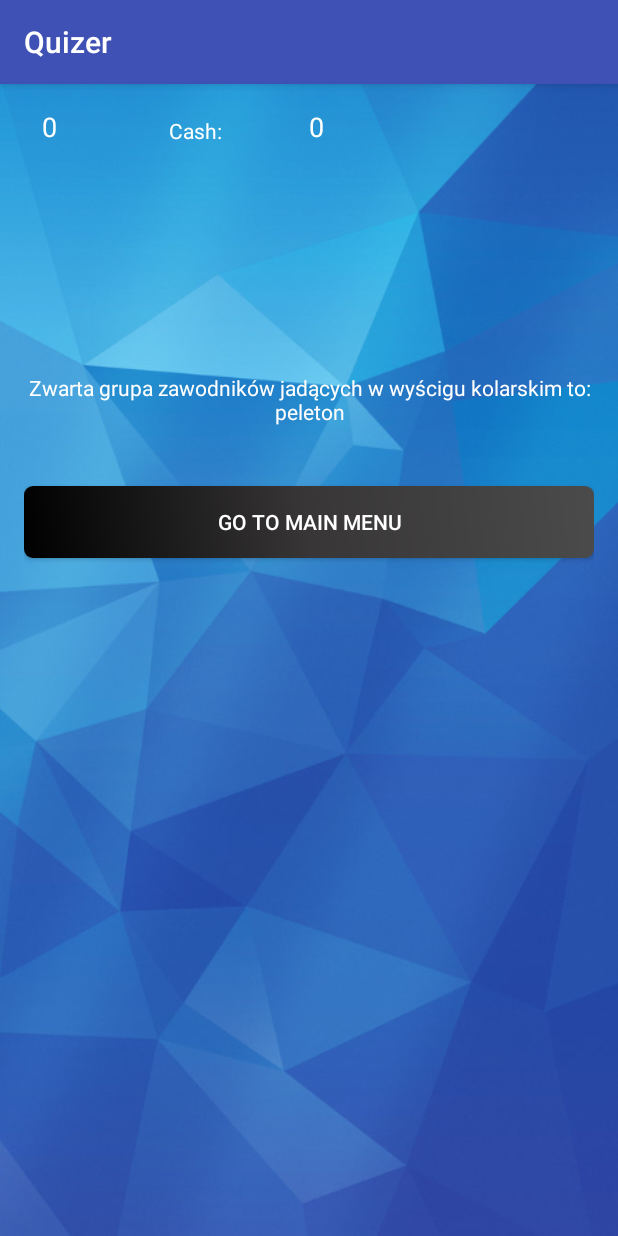
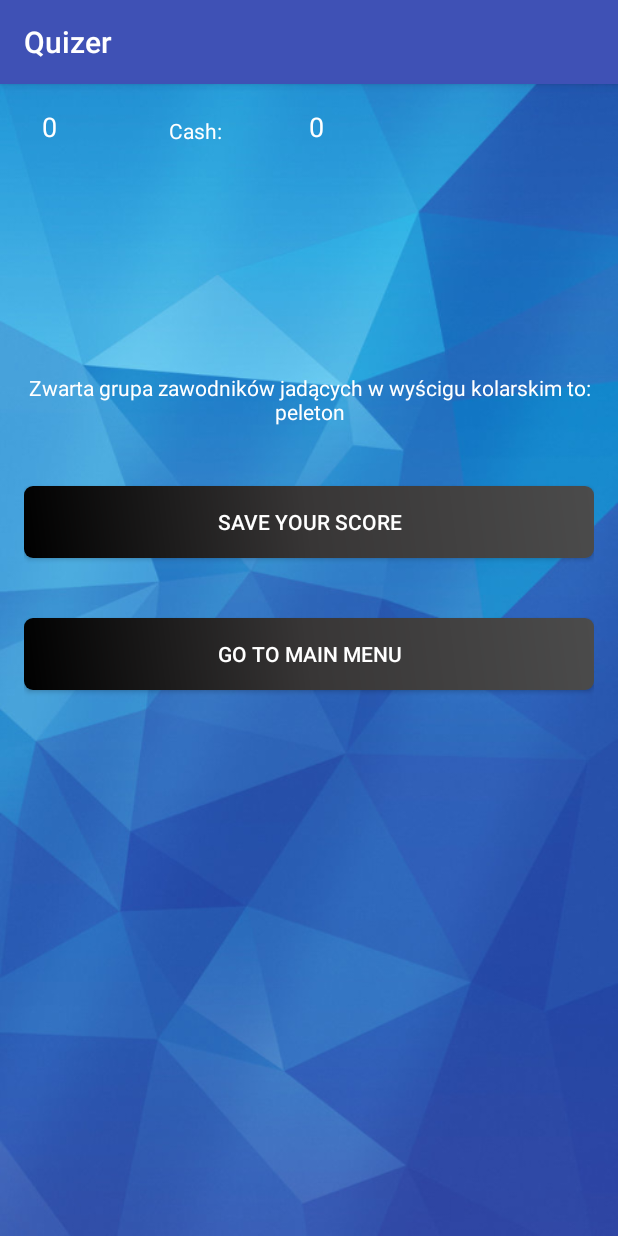
Before and after one commit to rejnowskimikolaj/Backup, an Android app: the GameActivity screen opened directly, with no data from a screen before it, after a tap on "AKTYW", on a phone screen of 412 x 824 dp. Run offline under Robolectric (Android 15) with nearby library versions, the phone set to English and light mode, and no system bars.

Commit message:
save score at end

```diff
--- a/Quizer2/Quizer/app/src/main/java/com/example/user/quizer/GameActivity.java
+++ b/Quizer2/Quizer/app/src/main/java/com/example/user/quizer/GameActivity.java
@@ -1,8 +1,6 @@
 package com.example.user.quizer;
 
-import android.app.Activity;
 import android.app.AlertDialog;
-import android.content.DialogInterface;
 import android.support.annotation.NonNull;
 import android.support.v7.app.AppCompatActivity;
 import android.os.Bundle;
@@ -11,7 +9,6 @@ import android.util.Log;
 import android.view.View;
 import android.view.ViewGroup;
 import android.widget.ArrayAdapter;
-import android.widget.BaseAdapter;
 import android.widget.ListView;
 import android.widget.TextView;
 import android.widget.Toast;
@@ -22,29 +19,28 @@ import java.util.Random;
 
 import utils.Question;
 import utils.QuestionLoader;
-import utils.ReadingUtil;
 import utils.SavingUtil;
 
 public class GameActivity extends AppCompatActivity {
 
     public static final String QUESTION_TAG = "question";
+    public static final String QUESTION_NUMBER="number";
     private List<Question> questions;
     private ListView levelListView;
-    AlertDialog levelAlert;
 
     private List<String> levelList;
 
     QuestionFragment questionFragment;
     GameInfoFragment gameInfoFragment;
     LifeBeltFragment lifeBeltFragment;
-    private int questionNumber;
+    public int questionNumber;
 
     final private int QUESTIONMAXDIFFICULTY=14;
 
 
     public void setLevelList(){
         levelList = new ArrayList<>();
-        int [] arr = {100,200,300,500,1000,2000,4000,8000,16000,32000,64000,125000,500000,1000000};
+        int [] arr = {100,200,300,500,1000,2000,4000,8000,16000,32000,64000,125000,250000,500000,1000000};
 
         for(int i:arr){
             levelList.add(i+"");
@@ -81,23 +77,22 @@ public class GameActivity extends AppCompatActivity {
                 .add(R.id.game_activity_question_frame, questionFragment).commit();
         getFragmentManager().beginTransaction()
                 .add(R.id.activity_game_lifeBelt_frame, lifeBeltFragment).commit();
+
+
     }
 
     public void onAnswerSelected(String text,Question question){
         Toast.makeText(this,text,Toast.LENGTH_SHORT).show();
 
 
-        Log.d("question number", questionNumber+"");
-        Log.d("max diff", QUESTIONMAXDIFFICULTY+"");
-
         if(text.equals(QuestionFragment.CORRECT_ANSWER_TAG)) {
 
             if(questionNumber==QUESTIONMAXDIFFICULTY){
                 ///WIN
                 questionNumber++;
-                SavingUtil.saveScore("Rejnol",getTodayDateString(),questionNumber,this);
 
-                GameFinishedFragment gameFinishedFragment = getNewFinishedFragmentWithResult(GameFinishedFragment.GAME_WON_TAG,question);
+
+                GameFinishedFragment gameFinishedFragment = getNewFinishedFragmentWithResult(this.questionNumber,GameFinishedFragment.GAME_WON_TAG,question);
                 getFragmentManager().beginTransaction()
                         .replace(R.id.game_activity_question_frame, gameFinishedFragment).commit();
                     gameInfoFragment.endGame();
@@ -107,9 +102,9 @@ public class GameActivity extends AppCompatActivity {
 
             else {
                 ///NEXT QUESTION
+                displayLevelDialog(questionNumber);
+                questionNumber++;
 
-                displayDialog(questionNumber);
-                questionNumber++;
                 Bundle questionArguments = new Bundle();
                 questionArguments.putParcelable(QUESTION_TAG, getDifficultyQuestion(questionNumber));
                 questionFragment = new QuestionFragment();
@@ -124,10 +119,9 @@ public class GameActivity extends AppCompatActivity {
 
             //LOST
            // SavingUtil.cleanScore(this);
-            SavingUtil.saveScore("Rejnol",getTodayDateString(),questionNumber,this);
 
 
-            GameFinishedFragment gameFinishedFragment = getNewFinishedFragmentWithResult(GameFinishedFragment.GAME_LOST_TAG,question);
+            GameFinishedFragment gameFinishedFragment = getNewFinishedFragmentWithResult(this.questionNumber,GameFinishedFragment.GAME_LOST_TAG,question);
             getFragmentManager().beginTransaction()
                     .replace(R.id.game_activity_question_frame, gameFinishedFragment).commit();
            // Toast.makeText(this, ReadingUtil.readScore(this),Toast.LENGTH_LONG).show();
@@ -158,12 +152,12 @@ public class GameActivity extends AppCompatActivity {
         return difficultyQuestions.get(r.nextInt(difficultyQuestions.size()));
     }
 
-    public GameFinishedFragment getNewFinishedFragmentWithResult(String text,Question question){
+    public GameFinishedFragment getNewFinishedFragmentWithResult(int questionNumber,String text,Question question){
 
             Bundle gameFinishedArguments = new Bundle();
             gameFinishedArguments.putString(QuestionFragment.RESULT_TAG,text);
             gameFinishedArguments.putParcelable(QUESTION_TAG,question);
-
+            gameFinishedArguments.putInt(QUESTION_NUMBER,questionNumber);
 
 
             GameFinishedFragment gameFinishedFragment = new GameFinishedFragment();
@@ -174,9 +168,6 @@ public class GameActivity extends AppCompatActivity {
 
     }
 
-        public QuestionFragment getQuestionFragment(){
-            return this.questionFragment;
-        }
 
         public void useCallLifebelt() {
             this.questionFragment.useCallLifebelt();
@@ -190,13 +181,16 @@ public class GameActivity extends AppCompatActivity {
             this.questionFragment.useFiftyLifebelt();
         }
 
-        public void displayDialog(final int level){
+        public void displayLevelDialog(final int level){
             AlertDialog.Builder builder = new AlertDialog.Builder(this);
 
             levelListView = new ListView(this);
             levelListView.setBackgroundColor(getResources().getColor(R.color.darkblue));
 
+
             ArrayAdapter adapter = new ArrayAdapter(this,R.layout.level_dialog_item,levelList) {
+
+
 
 
 
@@ -206,15 +200,24 @@ public class GameActivity extends AppCompatActivity {
                     TextView textView = (TextView) super.getView(position, convertView, parent);
 
 
-                    textView.setText(levelList.get(position));
-                    if(position<=
-                            level) {
-                        textView.setTextColor(getResources().getColor(R.color.green));
-                    }
+                        textView.setText(levelList.get(position));
+
+
+                        if(position<=level) {
+                            textView.setTextColor(getResources().getColor(R.color.green));
+                            Log.d("ADAPTER", "position: "+position+" level: "+level);
+                        }
+
+                        else {
+                            textView.setTextColor(getResources().getColor(R.color.answerButtonTextColor));
+
+                        }
+
+
+
                     return textView;
                 }
             };
-
 
 
             levelListView.setAdapter(adapter);
@@ -223,6 +226,7 @@ public class GameActivity extends AppCompatActivity {
             builder.setView(levelListView);
            // builder.setTitle("Your progress");
 
+            AlertDialog levelAlert;
             levelAlert = builder.create();
             levelAlert.show();
         }
@@ -242,4 +246,9 @@ public class GameActivity extends AppCompatActivity {
 
         return result;
     }
+
+    public void displayYouWonDialog(){
+
+    }
+
 }
--- a/Quizer2/Quizer/app/src/main/java/com/example/user/quizer/MenuActivity.java
+++ b/Quizer2/Quizer/app/src/main/java/com/example/user/quizer/MenuActivity.java
@@ -11,7 +11,6 @@ public class MenuActivity extends Activity {
 
     Button newGameButton;
     Button settingsButton;
-    Button exitButton;
     Button scoresButton;
 
     @Override
@@ -21,7 +20,6 @@ public class MenuActivity extends Activity {
 
         newGameButton = (Button) findViewById(R.id.menu_new_game_button);
         settingsButton = (Button) findViewById(R.id.menu_settings_button);
-        exitButton= (Button) findViewById(R.id.menu_exit_button);
         scoresButton = (Button) findViewById(R.id.menu_scores_button);
 
         setListeners();
@@ -33,7 +31,6 @@ public class MenuActivity extends Activity {
         MenuOnClickListener listener = new MenuOnClickListener();
         newGameButton.setOnClickListener(listener);
         settingsButton.setOnClickListener(listener);
-        exitButton.setOnClickListener(listener);
         scoresButton.setOnClickListener(listener);
 
     }
@@ -54,7 +51,7 @@ public class MenuActivity extends Activity {
                     break;
                 case R.id.menu_scores_button: intent = new Intent(getApplicationContext(),ScoresActivity.class);
                     break;
-                case R.id.menu_exit_button: finish();
+
             }
 
             startActivity(intent);
--- a/Quizer2/Quizer/app/src/main/java/com/example/user/quizer/ScoresActivity.java
+++ b/Quizer2/Quizer/app/src/main/java/com/example/user/quizer/ScoresActivity.java
@@ -62,7 +62,7 @@ public class ScoresActivity extends Activity {
             String scoreLine ="";
             String[] lineArr = line.split(";");
             Log.d("LINEARR", lineArr.length+"");
-            scoreLine+="USER: "+lineArr[0]+", DATE: "+lineArr[1]+" MAX LEVEL: " +lineArr[2];
+            scoreLine+=lineArr[0]+","+lineArr[1]+", "+getResources().getString(R.string.max_level)+": " +lineArr[2];
             scoreList.add(scoreLine);
         }
 
--- /dev/null
+++ b/Quizer2/Quizer/app/src/main/res/drawable/black_gradient.xml
@@ -0,0 +1,12 @@
+<?xml version="1.0" encoding="utf-8"?>
+<shape xmlns:android="http://schemas.android.com/apk/res/android">
+
+    <gradient
+        android:angle="45"
+        android:startColor="@color/buttonGradientStart"
+        android:centerColor="@color/buttonGradientMiddle"
+        android:endColor="@color/buttonGradientEnd" />
+
+
+
+</shape>
--- /dev/null
+++ b/Quizer2/Quizer/app/src/main/res/drawable/edit_text_blue_gradient.xml
@@ -0,0 +1,12 @@
+<?xml version="1.0" encoding="utf-8"?>
+<shape xmlns:android="http://schemas.android.com/apk/res/android">
+
+    <gradient
+        android:angle="45"
+        android:startColor="@color/editTextGradientStart"
+        android:centerColor="@color/editTextGradientMiddle"
+        android:endColor="@color/editTextGradientEnd" />
+
+    <corners android:radius="6dp" />
+
+</shape>
--- a/Quizer2/Quizer/app/src/main/res/layout/fragment_game_finished.xml
+++ b/Quizer2/Quizer/app/src/main/res/layout/fragment_game_finished.xml
@@ -24,16 +24,29 @@
             android:layout_height="wrap_content"
             android:id="@+id/game_finished_correct_answer"
             android:textAlignment="center" />
+
         <View
             android:layout_width="0dp"
             android:layout_height="40dp"
-          />
+            />
 
+        <Button
+            android:textColor="@color/answerButtonTextColor"
+            android:background="@drawable/answer_button_gradient"
+            android:text="@string/save"
 
+            android:layout_width="match_parent"
+            android:layout_height="wrap_content"
+            android:id="@+id/game_finished_button" />
+
+        <View
+            android:layout_width="0dp"
+            android:layout_height="40dp"
+            />
         <Button
             android:background="@drawable/answer_button_gradient"
             android:textColor="@color/answerButtonTextColor"
-            android:text="Go to main menu"
+            android:text="@string/goToMainMenu"
             android:layout_width="match_parent"
             android:layout_height="wrap_content"
             android:id="@+id/game_finished_go_to_menu_button" />
--- a/Quizer2/Quizer/app/src/main/res/values/colors.xml
+++ b/Quizer2/Quizer/app/src/main/res/values/colors.xml
@@ -17,8 +17,11 @@
     <item name="buttonGradientStart" type="color">#000000</item>
     <item name="buttonGradientMiddle" type="color">#383636</item>
     <item name="buttonGradientEnd" type="color">#4b4b4b</item>
+    <item name="grayBackground" type="color">#878787</item>
     <item name="answerButtonTextColor" type="color">#ffffff</item>
     <item name="invisibleButtonColor" type="color">#d2d2d2</item>
-
+    <item name="editTextGradientStart" type="color">#049cca</item>
+    <item name="editTextGradientMiddle" type="color">#03bfe9</item>
+    <item name="editTextGradientEnd" type="color">#01a4b9</item>
 
 </resources>
--- a/Quizer2/Quizer/app/src/main/res/values/strings.xml
+++ b/Quizer2/Quizer/app/src/main/res/values/strings.xml
@@ -14,5 +14,13 @@
     <string name="call">Call</string>
     <string name="your_max_level">Your max level:</string>
     <string name="delete_scores">Delete scores</string>
+    <string name="save">Save your score</string>
+    <string name="saveShort">Save</string>
+    <string name="name">your name</string>
+
+    <string name="TypeYourName">Type your name here</string>
+    <string name="goToMainMenu">Go to main menu</string>
+    <string name="max_level">Max level</string>
+    <string name="scores">Scores</string>
 
 </resources>
--- a/Quizer2/Quizer/app/src/main/res/values/styles.xml
+++ b/Quizer2/Quizer/app/src/main/res/values/styles.xml
@@ -20,4 +20,11 @@
         <item name="android:textColor">@color/answerButtonTextColor</item>
     </style>
 
+    <style name="MyDialogTheme" parent="Theme.AppCompat.Light.Dialog.Alert">
+        <item name="android:colorPrimary">@color/answerButtonTextColor</item>
+        <item name="android:colorAccent">@color/answerButtonTextColor</item>
+
+        <item name="android:background">@drawable/black_gradient</item>
+    </style>
+
 </resources>
```
Also changed, not shown: Quizer2/Quizer/app/src/main/java/com/example/user/quizer/GameFinishedFragment.java (+77 -4 lines), Quizer2/Quizer/app/src/main/res/layout/activity_menu.xml (+1 -11 lines), 1 other file.
